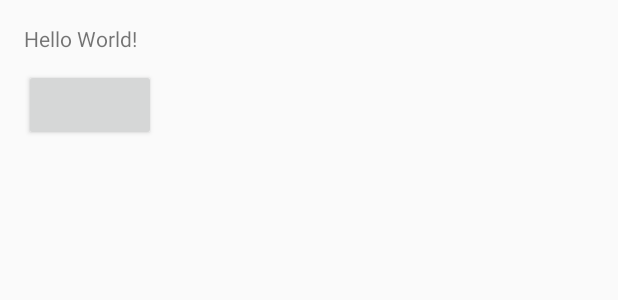
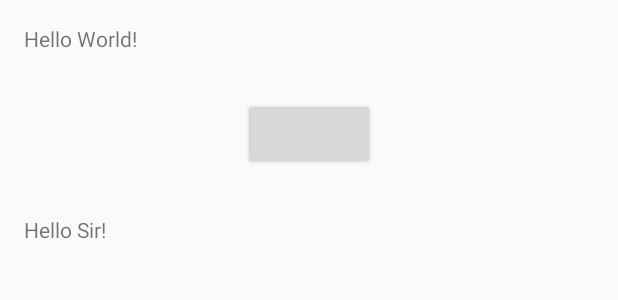
Before and after one commit to Gustavomagalhaes/Facebook, an Android app: the layout activity_main.xml on its own in the app's theme, with its tools: preview values and no code run, on a phone screen of 412 x 824 dp. Shown: the top 300 px of the screen. Run offline under Robolectric (Android 15) with nearby library versions, the phone set to English and light mode, and no system bars; plain views replace LoginButton.

Commit message:
Pegando dados

```diff
--- a/app/src/main/res/layout/activity_main.xml
+++ b/app/src/main/res/layout/activity_main.xml
@@ -1,5 +1,5 @@
 <?xml version="1.0" encoding="utf-8"?>
-<RelativeLayout xmlns:android="http://schemas.android.com/apk/res/android"
+<LinearLayout xmlns:android="http://schemas.android.com/apk/res/android"
     xmlns:tools="http://schemas.android.com/tools"
     android:layout_width="match_parent"
     android:layout_height="match_parent"
@@ -7,6 +7,7 @@
     android:paddingLeft="@dimen/activity_horizontal_margin"
     android:paddingRight="@dimen/activity_horizontal_margin"
     android:paddingTop="@dimen/activity_vertical_margin"
+    android:orientation="vertical"
     tools:context="com.carpool.facebook.MainActivity">
 
     <TextView
@@ -21,4 +22,17 @@
         android:layout_gravity="center_horizontal"
         android:layout_marginTop="30dp"
         android:layout_marginBottom="30dp" />
-</RelativeLayout>
+
+    <TextView
+        android:id="@+id/welcome"
+        android:layout_width="wrap_content"
+        android:layout_height="wrap_content"
+        android:text="@string/hello"/>
+
+    <ImageView
+        android:id="@+id/picture"
+        android:visibility="invisible"
+        android:layout_width="wrap_content"
+        android:layout_height="wrap_content" />
+
+</LinearLayout>
--- a/app/src/main/res/values/strings.xml
+++ b/app/src/main/res/values/strings.xml
@@ -1,4 +1,5 @@
 <resources>
     <string name="app_name">Facebook</string>
     <string name="facebook_app_id">1747886175434281</string>
+    <string name="hello">Hello Sir!</string>
 </resources>
```
